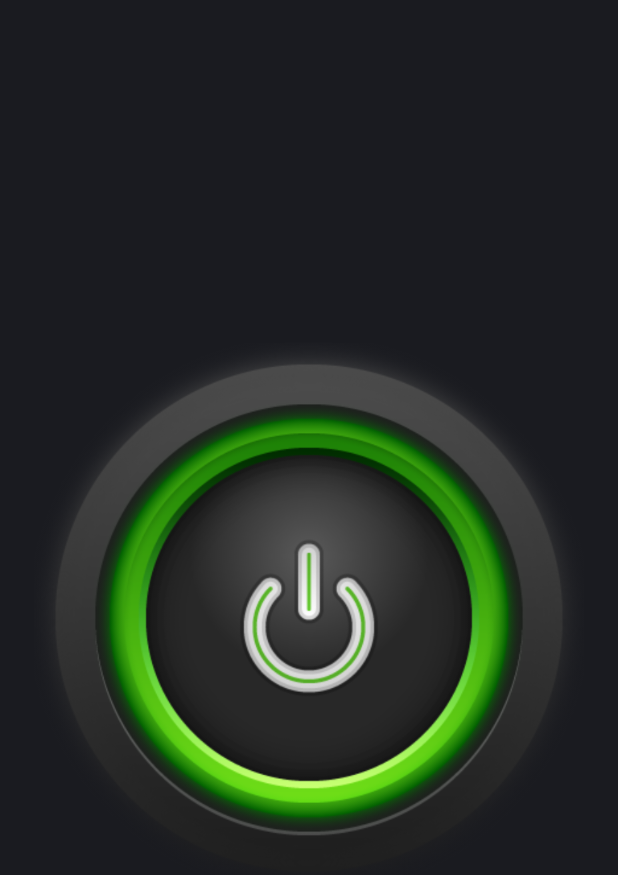
After one commit to riccardopedrielli/fastlight, an Android app: the layout widget.xml on its own in the app's theme, with its tools: preview values and no code run, on a phone screen of 412 x 824 dp. The commit adds this screen. Shown: the top 875 px of the screen. Run offline under Robolectric (Android 15) with nearby library versions, the phone set to English and light mode, and no system bars.

Commit message:
Widget implemented

```diff
--- /dev/null
+++ b/App/src/main/res/layout/widget.xml
@@ -0,0 +1,12 @@
+<?xml version="1.0" encoding="utf-8"?>
+
+<ImageButton
+        xmlns:android="http://schemas.android.com/apk/res/android"
+        xmlns:tools="http://schemas.android.com/tools"
+        android:layout_width="match_parent"
+        android:layout_height="match_parent"
+        android:src="@drawable/ic_widget"
+        android:background="@null"
+        android:scaleType="fitCenter"
+        android:id="@+id/WidgetButton"
+        tools:ignore="ContentDescription"/>
```
Also changed, not shown: App/build.gradle (+3 -8 lines), App/src/main/AndroidManifest.xml (+10 -0 lines), App/src/main/java/com/riccardopedrielli/fastlight/MainActivity.java (+15 -0 lines), App/src/main/java/com/riccardopedrielli/fastlight/WidgetProvider.java (added, +34 -0 lines), App/src/main/res/xml/widget_info.xml (added, +11 -0 lines), App/src/main/res/drawable/ic_widget.png (added).
